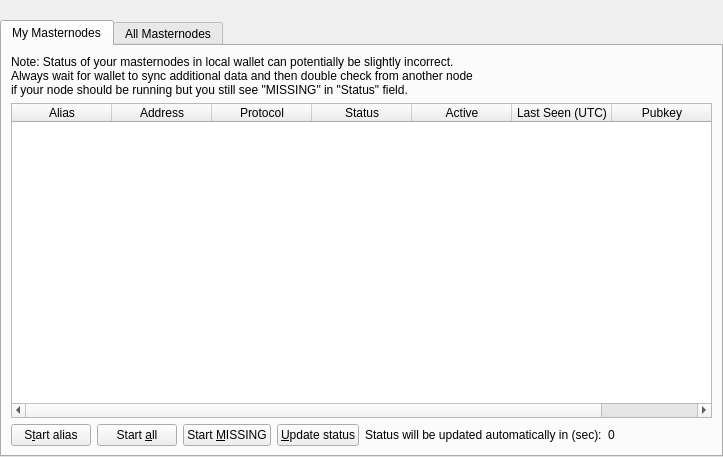
This is src/qt/forms/masternodelist.ui in blocksninja/das-coin as Qt 5 draws it before an edit. The edited form follows.
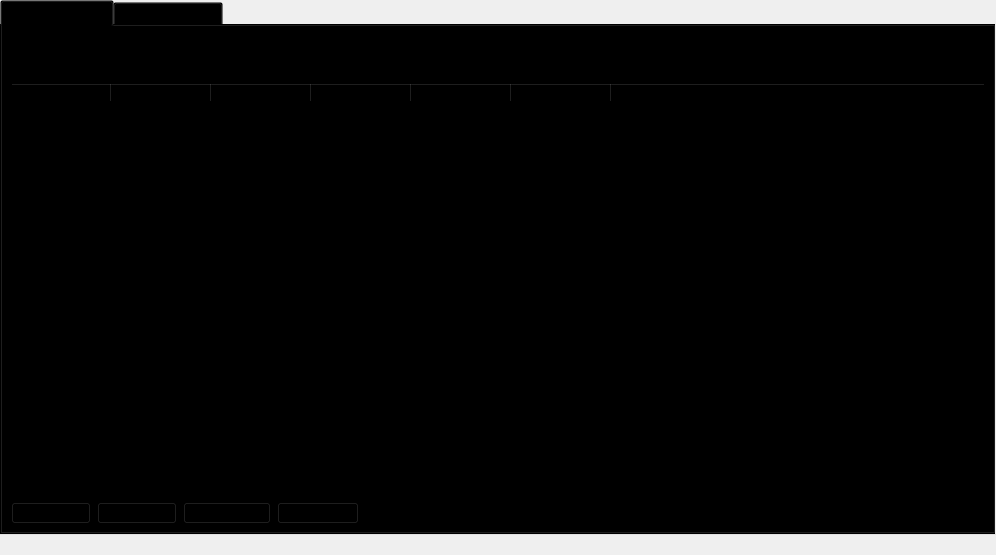
This is the edited form.

Commit message: added tribe style resources;

```diff
--- a/src/qt/forms/masternodelist.ui
+++ b/src/qt/forms/masternodelist.ui
@@ -6,8 +6,8 @@
    <rect>
     <x>0</x>
     <y>0</y>
-    <width>723</width>
-    <height>457</height>
+    <width>996</width>
+    <height>555</height>
    </rect>
   </property>
   <property name="windowTitle">
@@ -31,25 +31,18 @@
      <property name="bottomMargin">
       <number>0</number>
      </property>
-     <item>
-      <spacer name="horizontalSpacer0">
-       <property name="orientation">
-        <enum>Qt::Horizontal</enum>
-       </property>
-       <property name="sizeHint" stdset="0">
-        <size>
-         <width>40</width>
-         <height>20</height>
-        </size>
-       </property>
-      </spacer>
-     </item>
      <item>
       <widget class="QTabWidget" name="tabWidget">
+       <property name="styleSheet">
+        <string notr="true">background-color: transparent;</string>
+       </property>
        <property name="currentIndex">
         <number>0</number>
        </property>
        <widget class="QWidget" name="tabMyMasternodes">
+        <property name="styleSheet">
+         <string notr="true"/>
+        </property>
         <attribute name="title">
          <string>My Masternodes</string>
         </attribute>
@@ -81,11 +74,14 @@
                <height>0</height>
               </size>
              </property>
+             <property name="styleSheet">
+              <string notr="true"/>
+             </property>
              <property name="editTriggers">
               <set>QAbstractItemView::NoEditTriggers</set>
              </property>
              <property name="alternatingRowColors">
-              <bool>true</bool>
+              <bool>false</bool>
              </property>
              <property name="selectionMode">
               <enum>QAbstractItemView::SingleSelection</enum>
@@ -93,6 +89,9 @@
              <property name="selectionBehavior">
               <enum>QAbstractItemView::SelectRows</enum>
              </property>
+             <property name="showGrid">
+              <bool>false</bool>
+             </property>
              <property name="sortingEnabled">
               <bool>true</bool>
              </property>
@@ -314,6 +313,19 @@
        </widget>
       </widget>
      </item>
+     <item>
+      <spacer name="horizontalSpacer0">
+       <property name="orientation">
+        <enum>Qt::Horizontal</enum>
+       </property>
+       <property name="sizeHint" stdset="0">
+        <size>
+         <width>40</width>
+         <height>20</height>
+        </size>
+       </property>
+      </spacer>
+     </item>
     </layout>
    </item>
   </layout>
```
Left out of the diff: 19 changed lines with no effect on the pictures. The commit also changes 79 other files.
